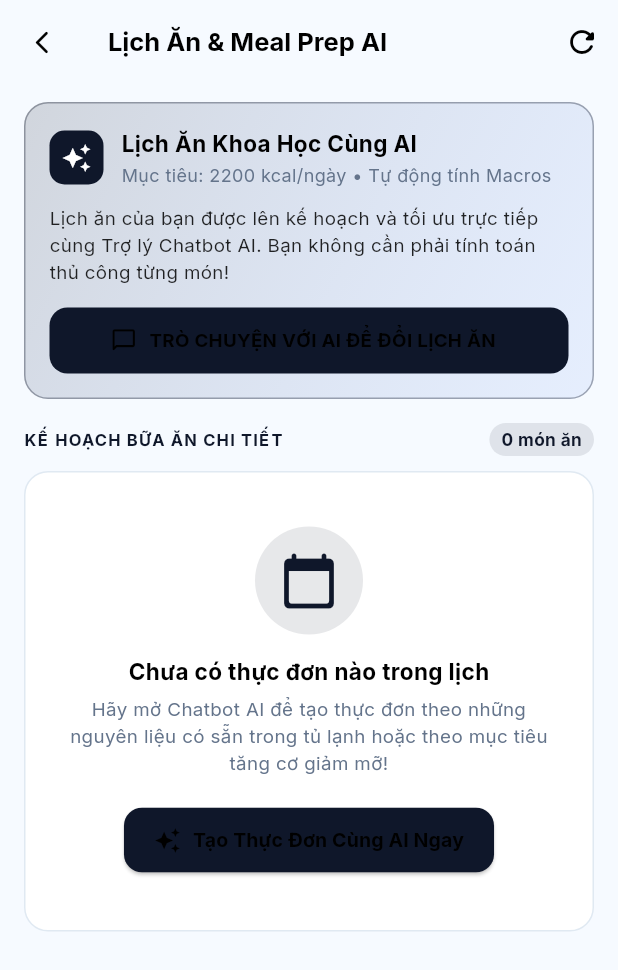
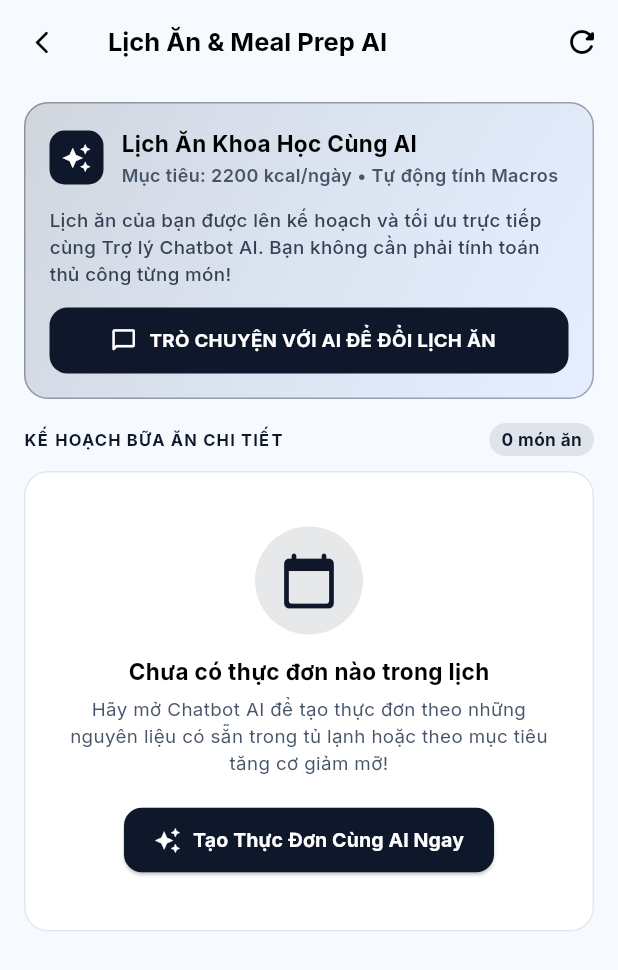
Before and after one commit to minhbidodangcode/Eat_gym_mobile_app, a Flutter app: the MealPrepScreen screen opened directly, on a phone screen of 412 x 824 dp. Shown: the top 970 px of the screen. Run offline on Flutter 3.47's test engine with Material 3 defaults, Android fonts, the phone set to English and light mode, and no system bars; our stand-ins replace firebase_core, firebase_messaging, flutter_local_notifications, google_fonts, image_picker, pdf and 4 more; missing offline and left inert: health; accounts and stored records are empty; network calls fail.

Commit message:
fix(ui): ensure dynamic high contrast on primary buttons and refine profile fitness goal mapping

```diff
--- a/lib/screens/meal_prep_screen.dart
+++ b/lib/screens/meal_prep_screen.dart
@@ -168,10 +168,11 @@ class _MealPrepScreenState extends State<MealPrepScreen> {
   Widget build(BuildContext context) {
     final isDark = Theme.of(context).brightness == Brightness.dark;
     final primaryColor = SettingsService.instance.currentColor;
+    final onPrimaryColor = primaryColor.computeLuminance() > 0.4 ? Colors.black : Colors.white;
     final cardColor = isDark ? const Color(0xFF151B18) : AppColors.surface;
     final borderColor = isDark ? Colors.white.withValues(alpha: 0.08) : AppColors.outline;
     final textColor = isDark ? Colors.white : AppColors.onSurface;
-    final subTextColor = isDark ? const Color(0xFF94A3B8) : AppColors.textMuted;
+    final subTextColor = isDark ? const Color(0xFF94A3B8) : const Color(0xFF475569);
 
     final groupedPlans = _groupPlansByDay();
 
@@ -272,7 +273,11 @@ class _MealPrepScreenState extends State<MealPrepScreen> {
                                       _tdee != null
                                           ? 'Mục tiêu: ${_tdee!.round()} kcal/ngày • Tự động tính Macros'
                                           : 'Tự động tính calo, rã đông & đi chợ',
-                                      style: TextStyle(color: subTextColor, fontSize: 12),
+                                      style: TextStyle(
+                                        color: isDark ? const Color(0xFF94A3B8) : const Color(0xFF475569),
+                                        fontSize: 12,
+                                        fontWeight: FontWeight.w600,
+                                      ),
                                     ),
                                   ],
                                 ),
@@ -284,8 +289,9 @@ class _MealPrepScreenState extends State<MealPrepScreen> {
                             'Lịch ăn của bạn được lên kế hoạch và tối ưu trực tiếp cùng Trợ lý Chatbot AI. Bạn không cần phải tính toán thủ công từng món!',
                             style: GoogleFonts.inter(
                               fontSize: 12.5,
-                              color: textColor.withValues(alpha: 0.85),
-                              height: 1.4,
+                              color: isDark ? const Color(0xFFE2E8F0) : const Color(0xFF334155),
+                              height: 1.45,
+                              fontWeight: FontWeight.w500,
                             ),
                           ),
                           const SizedBox(height: 14),
@@ -295,15 +301,20 @@ class _MealPrepScreenState extends State<MealPrepScreen> {
                             child: ElevatedButton.icon(
                               style: ElevatedButton.styleFrom(
                                 backgroundColor: primaryColor,
-                                foregroundColor: Colors.black,
+                                foregroundColor: onPrimaryColor,
                                 shape: RoundedRectangleBorder(borderRadius: BorderRadius.circular(12)),
                                 elevation: 0,
                               ),
                               onPressed: _openChatbot,
-                              icon: const Icon(Icons.chat_bubble_outline_rounded, size: 18),
+                              icon: Icon(Icons.chat_bubble_outline_rounded, size: 18, color: onPrimaryColor),
                               label: Text(
                                 'TRÒ CHUYỆN VỚI AI ĐỂ ĐỔI LỊCH ĂN',
-                                style: GoogleFonts.inter(fontWeight: FontWeight.bold, fontSize: 12.5, letterSpacing: 0.2),
+                                style: GoogleFonts.inter(
+                                  fontWeight: FontWeight.bold,
+                                  fontSize: 12.5,
+                                  letterSpacing: 0.2,
+                                  color: onPrimaryColor,
+                                ),
                               ),
                             ),
                           ),
@@ -376,13 +387,20 @@ class _MealPrepScreenState extends State<MealPrepScreen> {
                             ElevatedButton.icon(
                               style: ElevatedButton.styleFrom(
                                 backgroundColor: primaryColor,
-                                foregroundColor: Colors.black,
+                                foregroundColor: onPrimaryColor,
                                 padding: const EdgeInsets.symmetric(horizontal: 20, vertical: 12),
                                 shape: RoundedRectangleBorder(borderRadius: BorderRadius.circular(12)),
                               ),
                               onPressed: _openChatbot,
-                              icon: const Icon(Icons.auto_awesome, size: 18),
-                              label: const Text('Tạo Thực Đơn Cùng AI Ngay', style: TextStyle(fontWeight: FontWeight.bold, fontSize: 13)),
+                              icon: Icon(Icons.auto_awesome, size: 18, color: onPrimaryColor),
+                              label: Text(
+                                'Tạo Thực Đơn Cùng AI Ngay',
+                                style: TextStyle(
+                                  fontWeight: FontWeight.bold,
+                                  fontSize: 13,
+                                  color: onPrimaryColor,
+                                ),
+                              ),
                             ),
                           ],
                         ),
--- a/lib/screens/weekly_meal_planner_screen.dart
+++ b/lib/screens/weekly_meal_planner_screen.dart
@@ -307,6 +307,7 @@ class _WeeklyMealPlannerScreenState extends State<WeeklyMealPlannerScreen> {
   Widget build(BuildContext context) {
     final isDark = Theme.of(context).brightness == Brightness.dark;
     final primaryColor = SettingsService.instance.currentColor;
+    final onPrimaryColor = primaryColor.computeLuminance() > 0.4 ? Colors.black : Colors.white;
     final bgColor = isDark ? const Color(0xFF0F172A) : const Color(0xFFF6FAFF);
     final cardColor = isDark ? const Color(0xFF1E293B) : Colors.white;
     final borderColor = isDark ? Colors.white.withValues(alpha: 0.08) : AppColors.outline;
@@ -398,18 +399,19 @@ class _WeeklyMealPlannerScreenState extends State<WeeklyMealPlannerScreen> {
             child: ElevatedButton.icon(
               style: ElevatedButton.styleFrom(
                 backgroundColor: primaryColor,
-                foregroundColor: Colors.black,
+                foregroundColor: onPrimaryColor,
                 shape: RoundedRectangleBorder(borderRadius: BorderRadius.circular(14)),
                 elevation: 0,
               ),
               onPressed: _loading ? null : _applyWeeklyPlan,
-              icon: const Icon(Icons.check_circle_outline_rounded, size: 20),
+              icon: Icon(Icons.check_circle_outline_rounded, size: 20, color: onPrimaryColor),
               label: Text(
                 'ÁP DỤNG THỰC ĐƠN TUẦN VÀO LỊCH ĂN',
                 style: GoogleFonts.inter(
                   fontWeight: FontWeight.bold,
                   fontSize: 13.5,
                   letterSpacing: 0.3,
+                  color: onPrimaryColor,
                 ),
               ),
             ),
```
Also changed, not shown: lib/screens/profile_screen.dart (+25 -37 lines), lib/screens/settings_screen.dart (+9 -4 lines).
